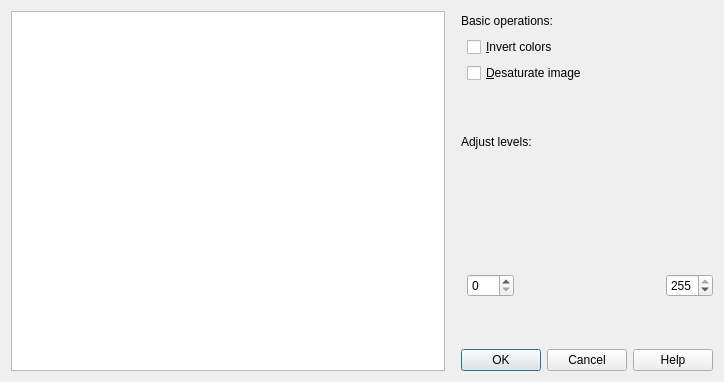
Before: the Qt Designer form topino/ui/imageeditdialog.ui in XXY1227/topino, drawn with Qt 5.
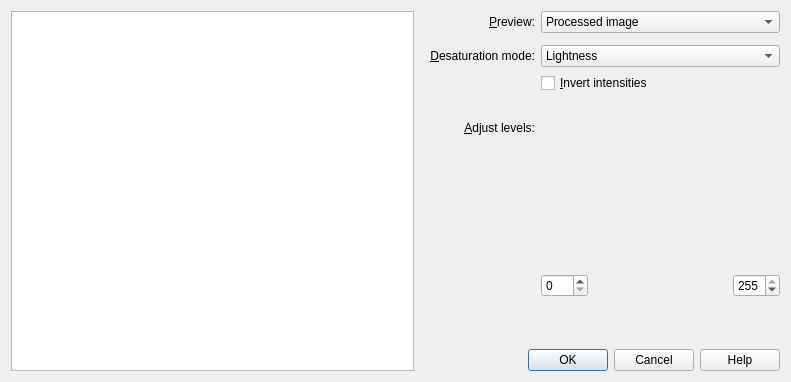
After: the same form once the commit is applied. Custom widgets are drawn as their Qt base class.

Commit message: Reworked and finished image edit dialog

```diff
--- a/topino/ui/imageeditdialog.ui
+++ b/topino/ui/imageeditdialog.ui
@@ -9,7 +9,7 @@
    <rect>
     <x>0</x>
     <y>0</y>
-    <width>724</width>
+    <width>791</width>
     <height>382</height>
    </rect>
   </property>
@@ -22,37 +22,30 @@
   <property name="modal">
    <bool>false</bool>
   </property>
-  <layout class="QGridLayout" name="gridLayout" columnstretch="100,0,0,0">
+  <layout class="QGridLayout" name="gridLayout" columnstretch="100,0,0,0,30">
    <property name="sizeConstraint">
     <enum>QLayout::SetDefaultConstraint</enum>
    </property>
    <property name="horizontalSpacing">
     <number>6</number>
    </property>
-   <item row="5" column="2" colspan="2">
-    <spacer name="verticalSpacer_3">
-     <property name="orientation">
-      <enum>Qt::Vertical</enum>
+   <item row="0" column="2">
+    <widget class="QLabel" name="label_3">
+     <property name="text">
+      <string>&amp;Preview:</string>
      </property>
-     <property name="sizeHint" stdset="0">
-      <size>
-       <width>20</width>
-       <height>5</height>
-      </size>
+     <property name="textFormat">
+      <enum>Qt::PlainText</enum>
      </property>
-    </spacer>
-   </item>
-   <item row="6" column="3">
-    <widget class="HistogramWidget" name="histogram" native="true">
-     <property name="sizePolicy">
-      <sizepolicy hsizetype="MinimumExpanding" vsizetype="Preferred">
-       <horstretch>0</horstretch>
-       <verstretch>10</verstretch>
-      </sizepolicy>
+     <property name="alignment">
+      <set>Qt::AlignRight|Qt::AlignTrailing|Qt::AlignVCenter</set>
+     </property>
+     <property name="buddy">
+      <cstring>previewModes</cstring>
      </property>
     </widget>
    </item>
-   <item row="3" column="2" colspan="2">
+   <item row="4" column="2" colspan="3">
     <spacer name="verticalSpacer">
      <property name="orientation">
       <enum>Qt::Vertical</enum>
@@ -60,57 +53,12 @@
      <property name="sizeHint" stdset="0">
       <size>
        <width>20</width>
-       <height>40</height>
+       <height>10</height>
       </size>
      </property>
     </spacer>
    </item>
-   <item row="1" column="3">
-    <widget class="QCheckBox" name="checkInvert">
-     <property name="enabled">
-      <bool>true</bool>
-     </property>
-     <property name="sizePolicy">
-      <sizepolicy hsizetype="MinimumExpanding" vsizetype="Fixed">
-       <horstretch>0</horstretch>
-       <verstretch>0</verstretch>
-      </sizepolicy>
-     </property>
-     <property name="autoFillBackground">
-      <bool>false</bool>
-     </property>
-     <property name="text">
-      <string>&amp;Invert colors</string>
-     </property>
-     <property name="checked">
-      <bool>false</bool>
-     </property>
-    </widget>
-   </item>
-   <item row="0" column="1">
-    <spacer name="horizontalSpacer">
-     <property name="orientation">
-      <enum>Qt::Horizontal</enum>
-     </property>
-     <property name="sizeHint" stdset="0">
-      <size>
-       <width>10</width>
-       <height>20</height>
-      </size>
-     </property>
-    </spacer>
-   </item>
-   <item row="4" column="2" colspan="2">
-    <widget class="QLabel" name="label_2">
-     <property name="text">
-      <string>Adjust levels:</string>
-     </property>
-    </widget>
-   </item>
-   <item row="0" column="0" rowspan="11">
-    <widget class="QGraphicsView" name="imageView"/>
-   </item>
-   <item row="9" column="2" colspan="2">
+   <item row="9" column="2" colspan="3">
     <spacer name="verticalSpacer_2">
      <property name="orientation">
       <enum>Qt::Vertical</enum>
@@ -123,7 +71,7 @@
      </property>
     </spacer>
    </item>
-   <item row="10" column="2" colspan="2">
+   <item row="10" column="2" colspan="3">
     <widget class="QDialogButtonBox" name="buttonBox">
      <property name="sizePolicy">
       <sizepolicy hsizetype="Expanding" vsizetype="Fixed">
@@ -142,27 +90,46 @@
      </property>
     </widget>
    </item>
-   <item row="2" column="3">
-    <widget class="QCheckBox" name="checkDesaturate">
+   <item row="6" column="2">
+    <widget class="QLabel" name="label_2">
      <property name="text">
-      <string>&amp;Desaturate image</string>
+      <string>&amp;Adjust levels:</string>
      </property>
-     <property name="autoRepeat">
-      <bool>false</bool>
+     <property name="textFormat">
+      <enum>Qt::PlainText</enum>
      </property>
-     <property name="autoExclusive">
-      <bool>false</bool>
+     <property name="alignment">
+      <set>Qt::AlignRight|Qt::AlignTop|Qt::AlignTrailing</set>
      </property>
+     <property name="buddy">
+      <cstring>histogram</cstring>
+     </property>
     </widget>
    </item>
-   <item row="0" column="2" colspan="2">
-    <widget class="QLabel" name="label">
-     <property name="text">
-      <string>Basic operations:</string>
+   <item row="0" column="1">
+    <spacer name="horizontalSpacer">
+     <property name="orientation">
+      <enum>Qt::Horizontal</enum>
      </property>
+     <property name="sizeHint" stdset="0">
+      <size>
+       <width>10</width>
+       <height>20</height>
+      </size>
+     </property>
+    </spacer>
+   </item>
+   <item row="6" column="3" colspan="2">
+    <widget class="HistogramWidget" name="histogram" native="true">
+     <property name="sizePolicy">
+      <sizepolicy hsizetype="MinimumExpanding" vsizetype="Preferred">
+       <horstretch>0</horstretch>
+       <verstretch>10</verstretch>
+      </sizepolicy>
+     </property>
     </widget>
    </item>
-   <item row="8" column="3">
+   <item row="8" column="3" colspan="2">
     <layout class="QHBoxLayout" name="horizontalLayout" stretch="0,0,0">
      <item>
       <widget class="QSpinBox" name="levelMin">
@@ -196,6 +163,105 @@
      </item>
     </layout>
    </item>
+   <item row="0" column="0" rowspan="11">
+    <widget class="QGraphicsView" name="imageView"/>
+   </item>
+   <item row="2" column="2">
+    <widget class="QLabel" name="label">
+     <property name="text">
+      <string>&amp;Desaturation mode:</string>
+     </property>
+     <property name="textFormat">
+      <enum>Qt::PlainText</enum>
+     </property>
+     <property name="alignment">
+      <set>Qt::AlignRight|Qt::AlignTrailing|Qt::AlignVCenter</set>
+     </property>
+     <property name="buddy">
+      <cstring>desaturateModes</cstring>
+     </property>
+    </widget>
+   </item>
+   <item row="3" column="3">
+    <widget class="QCheckBox" name="checkInvert">
+     <property name="enabled">
+      <bool>true</bool>
+     </property>
+     <property name="sizePolicy">
+      <sizepolicy hsizetype="MinimumExpanding" vsizetype="Fixed">
+       <horstretch>0</horstretch>
+       <verstretch>0</verstretch>
+      </sizepolicy>
+     </property>
+     <property name="autoFillBackground">
+      <bool>false</bool>
+     </property>
+     <property name="text">
+      <string>&amp;Invert intensities</string>
+     </property>
+     <property name="checked">
+      <bool>false</bool>
+     </property>
+    </widget>
+   </item>
+   <item row="2" column="3" colspan="2">
+    <widget class="QComboBox" name="desaturateModes">
+     <item>
+      <property name="text">
+       <string>Lightness</string>
+      </property>
+     </item>
+     <item>
+      <property name="text">
+       <string>Luminance</string>
+      </property>
+     </item>
+     <item>
+      <property name="text">
+       <string>Average intensity</string>
+      </property>
+     </item>
+     <item>
+      <property name="text">
+       <string>Max intensity</string>
+      </property>
+     </item>
+     <item>
+      <property name="text">
+       <string>Red channel only</string>
+      </property>
+     </item>
+     <item>
+      <property name="text">
+       <string>Green channel only</string>
+      </property>
+     </item>
+     <item>
+      <property name="text">
+       <string>Blue channel only</string>
+      </property>
+     </item>
+    </widget>
+   </item>
+   <item row="0" column="3" colspan="2">
+    <widget class="QComboBox" name="previewModes">
+     <item>
+      <property name="text">
+       <string>Processed image</string>
+      </property>
+     </item>
+     <item>
+      <property name="text">
+       <string>Source image</string>
+      </property>
+     </item>
+     <item>
+      <property name="text">
+       <string>Half-Half</string>
+      </property>
+     </item>
+    </widget>
+   </item>
   </layout>
  </widget>
  <customwidgets>
```
Left out of the diff: 50 changed lines with no effect on the pictures. The commit also changes 5 other files.
